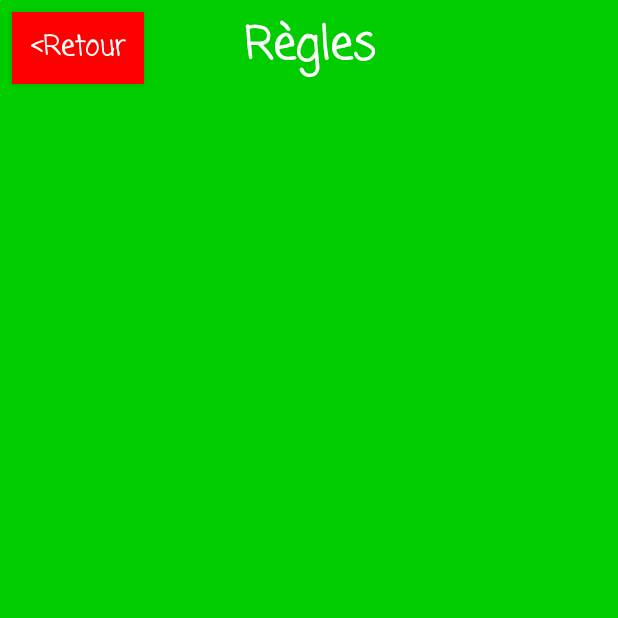
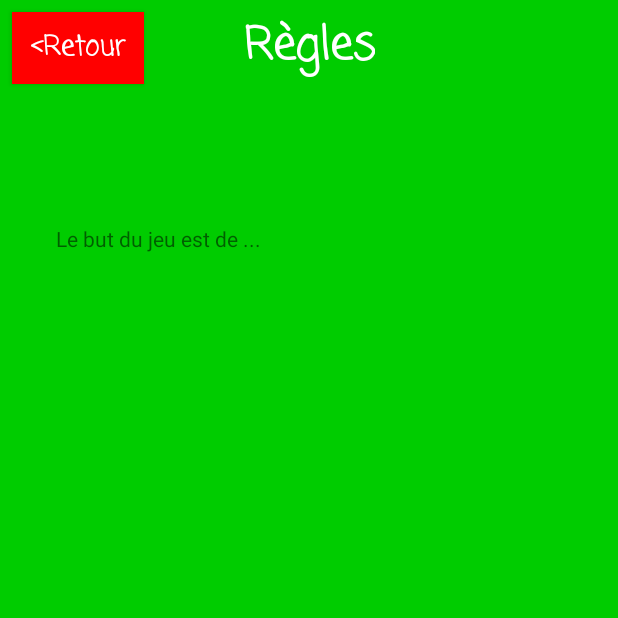
Before and after one commit to renelamo/tower-defense, an Android app: the RulesActivity screen opened directly, with no data from a screen before it, on a phone screen of 412 x 824 dp, the top half of it. Run offline under Robolectric (Android 15) with nearby library versions, the phone set to English and light mode, and no system bars.

Commit message:
Text View  sous menu tutoriel

```diff
--- a/app/src/main/res/layout/activity_rules.xml
+++ b/app/src/main/res/layout/activity_rules.xml
@@ -41,6 +41,19 @@
         app:layout_constraintStart_toStartOf="parent"
         app:layout_constraintTop_toTopOf="parent" />
 
+    <TextView
+        android:id="@+id/textView"
+        android:layout_width="337dp"
+        android:layout_height="590dp"
+        android:layout_marginStart="40dp"
+        android:layout_marginTop="50dp"
+        android:layout_marginEnd="40dp"
+        android:layout_marginBottom="40dp"
+        android:text="@string/rules_content"
+        app:layout_constraintBottom_toBottomOf="parent"
+        app:layout_constraintEnd_toEndOf="parent"
+        app:layout_constraintStart_toStartOf="parent"
+        app:layout_constraintTop_toBottomOf="@+id/textRulesTitle" />
 
 
 </android.support.constraint.ConstraintLayout>
--- a/app/src/main/res/values/strings.xml
+++ b/app/src/main/res/values/strings.xml
@@ -14,4 +14,10 @@
     <string name="interface_button">Interface</string>
     <string name="towers_button">Tours</string>
     <string name="attackers_button">Attaquants</string>
+    // TODO RULES
+    <string name="rules_content"> Le but du jeu est de ...</string>
+    <string name="interface_content"> L\'interface est faite de..</string>
+    <string name="towers_content"> Les tours sont  ...</string>
+    <string name="attackers_content"> Les attaquants sont...</string>
+
 </resources>
```
Also changed, not shown: app/src/main/res/layout/activity_attackers.xml (+13 -0 lines), app/src/main/res/layout/activity_interface.xml (+13 -0 lines), app/src/main/res/layout/activity_towers.xml (+13 -0 lines).
